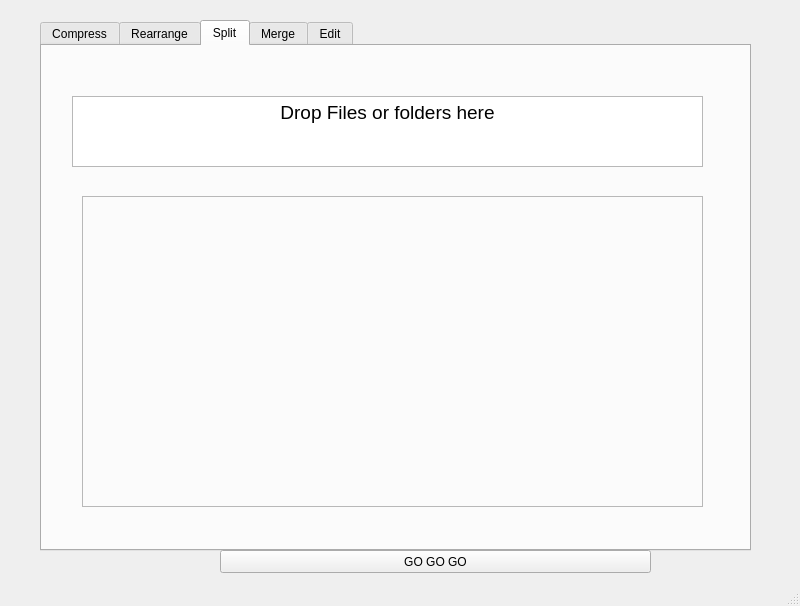
First picture: the form in PDF GUI/PDF Project.ui, repository Codingmace/PDF-Manipulation, before the edit.
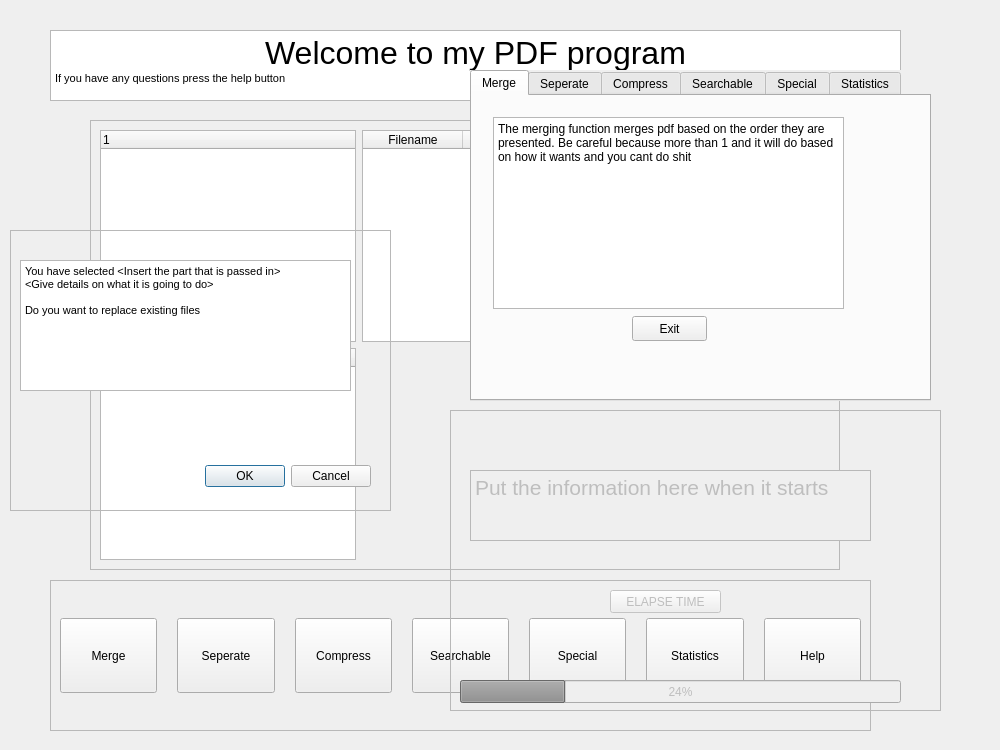
Second picture: the form after the edit. The open tabs and pages were chosen to show the change.

```diff
--- a/PDF GUI/PDF Project.ui
+++ b/PDF GUI/PDF Project.ui
@@ -2,281 +2,650 @@
 <ui version="4.0">
  <class>MainWindow</class>
  <widget class="QMainWindow" name="MainWindow">
+  <property name="enabled">
+   <bool>true</bool>
+  </property>
   <property name="geometry">
    <rect>
     <x>0</x>
     <y>0</y>
-    <width>800</width>
-    <height>606</height>
+    <width>1000</width>
+    <height>750</height>
    </rect>
   </property>
+  <property name="minimumSize">
+   <size>
+    <width>1000</width>
+    <height>750</height>
+   </size>
+  </property>
+  <property name="maximumSize">
+   <size>
+    <width>1000</width>
+    <height>750</height>
+   </size>
+  </property>
   <property name="windowTitle">
    <string>MainWindow</string>
   </property>
   <widget class="QWidget" name="centralwidget">
-   <widget class="QTabWidget" name="tab_4">
+   <property name="enabled">
+    <bool>true</bool>
+   </property>
+   <property name="whatsThis">
+    <string>&lt;html&gt;&lt;head/&gt;&lt;body&gt;&lt;p&gt;The main landing and selection page&lt;/p&gt;&lt;/body&gt;&lt;/html&gt;</string>
+   </property>
+   <widget class="QFrame" name="dnd">
+    <property name="enabled">
+     <bool>true</bool>
+    </property>
     <property name="geometry">
      <rect>
-      <x>40</x>
-      <y>20</y>
-      <width>711</width>
-      <height>531</height>
+      <x>90</x>
+      <y>120</y>
+      <width>750</width>
+      <height>450</height>
      </rect>
+    </property>
+    <property name="minimumSize">
+     <size>
+      <width>750</width>
+      <height>450</height>
+     </size>
+    </property>
+    <property name="maximumSize">
+     <size>
+      <width>750</width>
+      <height>450</height>
+     </size>
+    </property>
+    <property name="frameShape">
+     <enum>QFrame::StyledPanel</enum>
+    </property>
+    <property name="frameShadow">
+     <enum>QFrame::Raised</enum>
+    </property>
+    <layout class="QFormLayout" name="formLayout">
+     <item row="0" column="1">
+      <widget class="QTableWidget" name="Selectioned">
+       <column>
+        <property name="text">
+         <string>Filename</string>
+        </property>
+       </column>
+       <column>
+        <property name="text">
+         <string>Group</string>
+        </property>
+       </column>
+       <column>
+        <property name="text">
+         <string>Size</string>
+        </property>
+       </column>
+      </widget>
+     </item>
+     <item row="1" column="0">
+      <widget class="QTreeWidget" name="treeWidget_2">
+       <column>
+        <property name="text">
+         <string notr="true">1</string>
+        </property>
+       </column>
+      </widget>
+     </item>
+     <item row="1" column="1">
+      <widget class="QWidget" name="widget" native="true">
+       <property name="acceptDrops">
+        <bool>true</bool>
+       </property>
+      </widget>
+     </item>
+     <item row="0" column="0">
+      <widget class="QTreeWidget" name="treeWidget">
+       <column>
+        <property name="text">
+         <string notr="true">1</string>
+        </property>
+       </column>
+      </widget>
+     </item>
+    </layout>
+   </widget>
+   <widget class="QFrame" name="Options">
+    <property name="geometry">
+     <rect>
+      <x>50</x>
+      <y>580</y>
+      <width>821</width>
+      <height>151</height>
+     </rect>
+    </property>
+    <property name="maximumSize">
+     <size>
+      <width>1000</width>
+      <height>1000</height>
+     </size>
+    </property>
+    <property name="mouseTracking">
+     <bool>true</bool>
+    </property>
+    <property name="frameShape">
+     <enum>QFrame::StyledPanel</enum>
+    </property>
+    <property name="frameShadow">
+     <enum>QFrame::Raised</enum>
+    </property>
+    <layout class="QHBoxLayout" name="horizontalLayout" stretch="0,0,0,0,0,0,0">
+     <property name="spacing">
+      <number>20</number>
+     </property>
+     <item>
+      <widget class="QPushButton" name="Merge">
+       <property name="minimumSize">
+        <size>
+         <width>0</width>
+         <height>75</height>
+        </size>
+       </property>
+       <property name="text">
+        <string>Merge</string>
+       </property>
+      </widget>
+     </item>
+     <item>
+      <widget class="QPushButton" name="Split">
+       <property name="minimumSize">
+        <size>
+         <width>0</width>
+         <height>75</height>
+        </size>
+       </property>
+       <property name="text">
+        <string>Seperate</string>
+       </property>
+      </widget>
+     </item>
+     <item>
+      <widget class="QPushButton" name="Compress">
+       <property name="minimumSize">
+        <size>
+         <width>0</width>
+         <height>75</height>
+        </size>
+       </property>
+       <property name="text">
+        <string>Compress</string>
+       </property>
+      </widget>
+     </item>
+     <item>
+      <widget class="QPushButton" name="OCR">
+       <property name="minimumSize">
+        <size>
+         <width>0</width>
+         <height>75</height>
+        </size>
+       </property>
+       <property name="text">
+        <string>Searchable</string>
+       </property>
+      </widget>
+     </item>
+     <item>
+      <widget class="QPushButton" name="Special">
+       <property name="minimumSize">
+        <size>
+         <width>0</width>
+         <height>75</height>
+        </size>
+       </property>
+       <property name="text">
+        <string>Special</string>
+       </property>
+      </widget>
+     </item>
+     <item>
+      <widget class="QPushButton" name="Statistics">
+       <property name="minimumSize">
+        <size>
+         <width>0</width>
+         <height>75</height>
+        </size>
+       </property>
+       <property name="text">
+        <string>Statistics</string>
+       </property>
+      </widget>
+     </item>
+     <item>
+      <widget class="QPushButton" name="Help">
+       <property name="minimumSize">
+        <size>
+         <width>0</width>
+         <height>75</height>
+        </size>
+       </property>
+       <property name="text">
+        <string>Help</string>
+       </property>
+      </widget>
+     </item>
+    </layout>
+   </widget>
+   <widget class="QTextBrowser" name="textBrowser">
+    <property name="geometry">
+     <rect>
+      <x>50</x>
+      <y>30</y>
+      <width>851</width>
+      <height>71</height>
+     </rect>
+    </property>
+    <property name="autoFillBackground">
+     <bool>true</bool>
+    </property>
+    <property name="html">
+     <string>&lt;!DOCTYPE HTML PUBLIC &quot;-//W3C//DTD HTML 4.0//EN&quot; &quot;http://www.w3.org/TR/REC-html40/strict.dtd&quot;&gt;
+&lt;html&gt;&lt;head&gt;&lt;meta name=&quot;qrichtext&quot; content=&quot;1&quot; /&gt;&lt;style type=&quot;text/css&quot;&gt;
+p, li { white-space: pre-wrap; }
+&lt;/style&gt;&lt;/head&gt;&lt;body style=&quot; font-family:'MS Shell Dlg 2'; font-size:8.25pt; font-weight:400; font-style:normal;&quot;&gt;
+&lt;p align=&quot;center&quot; style=&quot; margin-top:0px; margin-bottom:0px; margin-left:0px; margin-right:0px; -qt-block-indent:0; text-indent:0px;&quot;&gt;&lt;span style=&quot; font-size:24pt;&quot;&gt;Welcome to my PDF program&lt;/span&gt;&lt;/p&gt;
+&lt;p style=&quot; margin-top:0px; margin-bottom:0px; margin-left:0px; margin-right:0px; -qt-block-indent:0; text-indent:0px;&quot;&gt;If you have any questions press the help button&lt;/p&gt;&lt;/body&gt;&lt;/html&gt;</string>
+    </property>
+   </widget>
+   <widget class="QFrame" name="frame">
+    <property name="enabled">
+     <bool>false</bool>
+    </property>
+    <property name="geometry">
+     <rect>
+      <x>450</x>
+      <y>410</y>
+      <width>491</width>
+      <height>301</height>
+     </rect>
+    </property>
+    <property name="frameShape">
+     <enum>QFrame::StyledPanel</enum>
+    </property>
+    <property name="frameShadow">
+     <enum>QFrame::Raised</enum>
+    </property>
+    <widget class="QTextEdit" name="textEdit">
+     <property name="geometry">
+      <rect>
+       <x>20</x>
+       <y>60</y>
+       <width>401</width>
+       <height>71</height>
+      </rect>
+     </property>
+     <property name="acceptDrops">
+      <bool>false</bool>
+     </property>
+     <property name="html">
+      <string>&lt;!DOCTYPE HTML PUBLIC &quot;-//W3C//DTD HTML 4.0//EN&quot; &quot;http://www.w3.org/TR/REC-html40/strict.dtd&quot;&gt;
+&lt;html&gt;&lt;head&gt;&lt;meta name=&quot;qrichtext&quot; content=&quot;1&quot; /&gt;&lt;style type=&quot;text/css&quot;&gt;
+p, li { white-space: pre-wrap; }
+&lt;/style&gt;&lt;/head&gt;&lt;body style=&quot; font-family:'MS Shell Dlg 2'; font-size:8.25pt; font-weight:400; font-style:normal;&quot;&gt;
+&lt;p style=&quot; margin-top:0px; margin-bottom:0px; margin-left:0px; margin-right:0px; -qt-block-indent:0; text-indent:0px;&quot;&gt;&lt;span style=&quot; font-size:16pt;&quot;&gt;Put the information here when it starts&lt;/span&gt;&lt;/p&gt;&lt;/body&gt;&lt;/html&gt;</string>
+     </property>
+    </widget>
+    <widget class="QProgressBar" name="progressBar">
+     <property name="geometry">
+      <rect>
+       <x>10</x>
+       <y>270</y>
+       <width>441</width>
+       <height>23</height>
+      </rect>
+     </property>
+     <property name="value">
+      <number>24</number>
+     </property>
+    </widget>
+    <widget class="QPushButton" name="pushButton">
+     <property name="geometry">
+      <rect>
+       <x>160</x>
+       <y>180</y>
+       <width>111</width>
+       <height>23</height>
+      </rect>
+     </property>
+     <property name="text">
+      <string>ELAPSE TIME</string>
+     </property>
+    </widget>
+   </widget>
+   <widget class="QTabWidget" name="Helpwidget">
+    <property name="enabled">
+     <bool>true</bool>
+    </property>
+    <property name="geometry">
+     <rect>
+      <x>470</x>
+      <y>70</y>
+      <width>461</width>
+      <height>331</height>
+     </rect>
+    </property>
+    <property name="autoFillBackground">
+     <bool>true</bool>
+    </property>
+    <property name="tabPosition">
+     <enum>QTabWidget::North</enum>
+    </property>
+    <property name="tabShape">
+     <enum>QTabWidget::Rounded</enum>
     </property>
     <property name="currentIndex">
-     <number>0</number>
+     <number>5</number>
     </property>
-    <widget class="QWidget" name="tab_1">
+    <property name="movable">
+     <bool>false</bool>
+    </property>
+    <widget class="QWidget" name="merge">
      <attribute name="title">
-      <string>Compress</string>
+      <string>Merge</string>
      </attribute>
-     <widget class="QFrame" name="frame_2">
+     <widget class="QPlainTextEdit" name="information">
       <property name="geometry">
        <rect>
-        <x>40</x>
-        <y>150</y>
-        <width>621</width>
-        <height>311</height>
+        <x>21</x>
+        <y>21</y>
+        <width>351</width>
+        <height>192</height>
        </rect>
       </property>
-      <property name="frameShape">
-       <enum>QFrame::StyledPanel</enum>
+      <property name="acceptDrops">
+       <bool>false</bool>
       </property>
-      <property name="frameShadow">
-       <enum>QFrame::Raised</enum>
+      <property name="plainText">
+       <string>The merging function merges pdf based on the order they are presented. Be careful because more than 1 and it will do based on how it wants and you cant do shit</string>
+      </property>
+     </widget>
+     <widget class="QPushButton" name="Exit">
+      <property name="geometry">
+       <rect>
+        <x>160</x>
+        <y>220</y>
+        <width>75</width>
+        <height>25</height>
+       </rect>
+      </property>
+      <property name="text">
+       <string>Exit</string>
+      </property>
+     </widget>
+    </widget>
+    <widget class="QWidget" name="seperate">
+     <attribute name="title">
+      <string>Seperate</string>
+     </attribute>
+     <widget class="QPushButton" name="Exit_2">
+      <property name="geometry">
+       <rect>
+        <x>160</x>
+        <y>220</y>
+        <width>75</width>
+        <height>25</height>
+       </rect>
+      </property>
+      <property name="text">
+       <string>Exit</string>
       </property>
      </widget>
      <widget class="QTextEdit" name="textEdit_2">
       <property name="geometry">
        <rect>
-        <x>30</x>
-        <y>50</y>
-        <width>631</width>
-        <height>71</height>
+        <x>20</x>
+        <y>20</y>
+        <width>351</width>
+        <height>181</height>
        </rect>
       </property>
       <property name="acceptDrops">
        <bool>false</bool>
       </property>
-      <property name="autoFillBackground">
-       <bool>true</bool>
-      </property>
-      <property name="readOnly">
-       <bool>true</bool>
-      </property>
       <property name="html">
        <string>&lt;!DOCTYPE HTML PUBLIC &quot;-//W3C//DTD HTML 4.0//EN&quot; &quot;http://www.w3.org/TR/REC-html40/strict.dtd&quot;&gt;
 &lt;html&gt;&lt;head&gt;&lt;meta name=&quot;qrichtext&quot; content=&quot;1&quot; /&gt;&lt;style type=&quot;text/css&quot;&gt;
 p, li { white-space: pre-wrap; }
 &lt;/style&gt;&lt;/head&gt;&lt;body style=&quot; font-family:'MS Shell Dlg 2'; font-size:8.25pt; font-weight:400; font-style:normal;&quot;&gt;
-&lt;p align=&quot;center&quot; style=&quot; margin-top:0px; margin-bottom:0px; margin-left:0px; margin-right:0px; -qt-block-indent:0; text-indent:0px;&quot;&gt;&lt;span style=&quot; font-size:14pt;&quot;&gt;Drop Files or folders here&lt;/span&gt;&lt;/p&gt;&lt;/body&gt;&lt;/html&gt;</string>
+&lt;p style=&quot; margin-top:0px; margin-bottom:0px; margin-left:0px; margin-right:0px; -qt-block-indent:0; text-indent:0px;&quot;&gt;Enter Information Here&lt;/p&gt;&lt;/body&gt;&lt;/html&gt;</string>
       </property>
      </widget>
     </widget>
-    <widget class="QWidget" name="tab_2">
+    <widget class="QWidget" name="compress">
      <attribute name="title">
-      <string>Rearrange</string>
+      <string>Compress</string>
      </attribute>
-     <widget class="QFrame" name="frame_3">
+     <widget class="QPushButton" name="Exit_3">
       <property name="geometry">
        <rect>
-        <x>30</x>
-        <y>140</y>
-        <width>621</width>
-        <height>311</height>
+        <x>160</x>
+        <y>220</y>
+        <width>75</width>
+        <height>25</height>
        </rect>
       </property>
-      <property name="frameShape">
-       <enum>QFrame::StyledPanel</enum>
-      </property>
-      <property name="frameShadow">
-       <enum>QFrame::Raised</enum>
+      <property name="text">
+       <string>Exit</string>
       </property>
      </widget>
      <widget class="QTextEdit" name="textEdit_3">
       <property name="geometry">
        <rect>
         <x>20</x>
-        <y>40</y>
-        <width>631</width>
-        <height>71</height>
+        <y>20</y>
+        <width>351</width>
+        <height>181</height>
        </rect>
       </property>
       <property name="acceptDrops">
        <bool>false</bool>
       </property>
-      <property name="autoFillBackground">
-       <bool>true</bool>
-      </property>
-      <property name="readOnly">
-       <bool>true</bool>
-      </property>
       <property name="html">
        <string>&lt;!DOCTYPE HTML PUBLIC &quot;-//W3C//DTD HTML 4.0//EN&quot; &quot;http://www.w3.org/TR/REC-html40/strict.dtd&quot;&gt;
 &lt;html&gt;&lt;head&gt;&lt;meta name=&quot;qrichtext&quot; content=&quot;1&quot; /&gt;&lt;style type=&quot;text/css&quot;&gt;
 p, li { white-space: pre-wrap; }
 &lt;/style&gt;&lt;/head&gt;&lt;body style=&quot; font-family:'MS Shell Dlg 2'; font-size:8.25pt; font-weight:400; font-style:normal;&quot;&gt;
-&lt;p align=&quot;center&quot; style=&quot; margin-top:0px; margin-bottom:0px; margin-left:0px; margin-right:0px; -qt-block-indent:0; text-indent:0px;&quot;&gt;&lt;span style=&quot; font-size:14pt;&quot;&gt;Drop Files or folders here&lt;/span&gt;&lt;/p&gt;&lt;/body&gt;&lt;/html&gt;</string>
+&lt;p style=&quot; margin-top:0px; margin-bottom:0px; margin-left:0px; margin-right:0px; -qt-block-indent:0; text-indent:0px;&quot;&gt;Enter Information Here&lt;/p&gt;&lt;/body&gt;&lt;/html&gt;</string>
       </property>
      </widget>
     </widget>
-    <widget class="QWidget" name="tab_3">
+    <widget class="QWidget" name="searchable">
      <attribute name="title">
-      <string>Split</string>
+      <string>Searchable</string>
      </attribute>
-     <widget class="QFrame" name="frame_4">
+     <widget class="QPushButton" name="Exit_4">
       <property name="geometry">
        <rect>
-        <x>40</x>
-        <y>150</y>
-        <width>621</width>
-        <height>311</height>
+        <x>160</x>
+        <y>220</y>
+        <width>75</width>
+        <height>25</height>
        </rect>
       </property>
-      <property name="frameShape">
-       <enum>QFrame::StyledPanel</enum>
-      </property>
-      <property name="frameShadow">
-       <enum>QFrame::Raised</enum>
+      <property name="text">
+       <string>Exit</string>
       </property>
      </widget>
      <widget class="QTextEdit" name="textEdit_4">
       <property name="geometry">
        <rect>
-        <x>30</x>
-        <y>50</y>
-        <width>631</width>
-        <height>71</height>
+        <x>20</x>
+        <y>20</y>
+        <width>351</width>
+        <height>181</height>
        </rect>
       </property>
       <property name="acceptDrops">
        <bool>false</bool>
       </property>
-      <property name="autoFillBackground">
-       <bool>true</bool>
-      </property>
-      <property name="readOnly">
-       <bool>true</bool>
-      </property>
       <property name="html">
        <string>&lt;!DOCTYPE HTML PUBLIC &quot;-//W3C//DTD HTML 4.0//EN&quot; &quot;http://www.w3.org/TR/REC-html40/strict.dtd&quot;&gt;
 &lt;html&gt;&lt;head&gt;&lt;meta name=&quot;qrichtext&quot; content=&quot;1&quot; /&gt;&lt;style type=&quot;text/css&quot;&gt;
 p, li { white-space: pre-wrap; }
 &lt;/style&gt;&lt;/head&gt;&lt;body style=&quot; font-family:'MS Shell Dlg 2'; font-size:8.25pt; font-weight:400; font-style:normal;&quot;&gt;
-&lt;p align=&quot;center&quot; style=&quot; margin-top:0px; margin-bottom:0px; margin-left:0px; margin-right:0px; -qt-block-indent:0; text-indent:0px;&quot;&gt;&lt;span style=&quot; font-size:14pt;&quot;&gt;Drop Files or folders here&lt;/span&gt;&lt;/p&gt;&lt;/body&gt;&lt;/html&gt;</string>
+&lt;p style=&quot; margin-top:0px; margin-bottom:0px; margin-left:0px; margin-right:0px; -qt-block-indent:0; text-indent:0px;&quot;&gt;Enter Information Here&lt;/p&gt;&lt;/body&gt;&lt;/html&gt;</string>
       </property>
      </widget>
     </widget>
-    <widget class="QWidget" name="tab_4">
+    <widget class="QWidget" name="special">
      <attribute name="title">
-      <string>Merge</string>
+      <string>Special</string>
      </attribute>
-     <widget class="QFrame" name="frame_5">
+     <widget class="QPushButton" name="Exit_5">
       <property name="geometry">
        <rect>
-        <x>30</x>
-        <y>150</y>
-        <width>621</width>
-        <height>311</height>
+        <x>160</x>
+        <y>220</y>
+        <width>75</width>
+        <height>25</height>
        </rect>
       </property>
-      <property name="frameShape">
-       <enum>QFrame::StyledPanel</enum>
-      </property>
-      <property name="frameShadow">
-       <enum>QFrame::Raised</enum>
+      <property name="text">
+       <string>Exit</string>
       </property>
      </widget>
      <widget class="QTextEdit" name="textEdit_5">
       <property name="geometry">
        <rect>
         <x>20</x>
-        <y>50</y>
-        <width>631</width>
-        <height>71</height>
+        <y>20</y>
+        <width>351</width>
+        <height>181</height>
        </rect>
       </property>
       <property name="acceptDrops">
        <bool>false</bool>
       </property>
-      <property name="autoFillBackground">
-       <bool>true</bool>
-      </property>
-      <property name="readOnly">
-       <bool>true</bool>
-      </property>
       <property name="html">
        <string>&lt;!DOCTYPE HTML PUBLIC &quot;-//W3C//DTD HTML 4.0//EN&quot; &quot;http://www.w3.org/TR/REC-html40/strict.dtd&quot;&gt;
 &lt;html&gt;&lt;head&gt;&lt;meta name=&quot;qrichtext&quot; content=&quot;1&quot; /&gt;&lt;style type=&quot;text/css&quot;&gt;
 p, li { white-space: pre-wrap; }
 &lt;/style&gt;&lt;/head&gt;&lt;body style=&quot; font-family:'MS Shell Dlg 2'; font-size:8.25pt; font-weight:400; font-style:normal;&quot;&gt;
-&lt;p align=&quot;center&quot; style=&quot; margin-top:0px; margin-bottom:0px; margin-left:0px; margin-right:0px; -qt-block-indent:0; text-indent:0px;&quot;&gt;&lt;span style=&quot; font-size:14pt;&quot;&gt;Drop Files or folders here&lt;/span&gt;&lt;/p&gt;&lt;/body&gt;&lt;/html&gt;</string>
+&lt;p style=&quot; margin-top:0px; margin-bottom:0px; margin-left:0px; margin-right:0px; -qt-block-indent:0; text-indent:0px;&quot;&gt;Enter Information Here&lt;/p&gt;&lt;/body&gt;&lt;/html&gt;</string>
       </property>
      </widget>
     </widget>
-    <widget class="QWidget" name="tab_5">
+    <widget class="QWidget" name="statistics">
      <attribute name="title">
-      <string>Edit</string>
+      <string>Statistics</string>
      </attribute>
-     <widget class="QFrame" name="frame">
+     <widget class="QPushButton" name="Exit_6">
       <property name="geometry">
        <rect>
-        <x>50</x>
-        <y>140</y>
-        <width>621</width>
-        <height>311</height>
+        <x>160</x>
+        <y>220</y>
+        <width>75</width>
+        <height>25</height>
        </rect>
       </property>
-      <property name="frameShape">
-       <enum>QFrame::StyledPanel</enum>
-      </property>
-      <property name="frameShadow">
-       <enum>QFrame::Raised</enum>
+      <property name="text">
+       <string>Exit</string>
       </property>
      </widget>
-     <widget class="QTextEdit" name="textEdit">
+     <widget class="QTextEdit" name="textEdit_6">
       <property name="geometry">
        <rect>
-        <x>40</x>
-        <y>40</y>
-        <width>631</width>
-        <height>71</height>
+        <x>20</x>
+        <y>20</y>
+        <width>351</width>
+        <height>181</height>
        </rect>
       </property>
       <property name="acceptDrops">
        <bool>false</bool>
       </property>
-      <property name="autoFillBackground">
-       <bool>true</bool>
-      </property>
-      <property name="readOnly">
-       <bool>true</bool>
-      </property>
       <property name="html">
        <string>&lt;!DOCTYPE HTML PUBLIC &quot;-//W3C//DTD HTML 4.0//EN&quot; &quot;http://www.w3.org/TR/REC-html40/strict.dtd&quot;&gt;
 &lt;html&gt;&lt;head&gt;&lt;meta name=&quot;qrichtext&quot; content=&quot;1&quot; /&gt;&lt;style type=&quot;text/css&quot;&gt;
 p, li { white-space: pre-wrap; }
 &lt;/style&gt;&lt;/head&gt;&lt;body style=&quot; font-family:'MS Shell Dlg 2'; font-size:8.25pt; font-weight:400; font-style:normal;&quot;&gt;
-&lt;p align=&quot;center&quot; style=&quot; margin-top:0px; margin-bottom:0px; margin-left:0px; margin-right:0px; -qt-block-indent:0; text-indent:0px;&quot;&gt;&lt;span style=&quot; font-size:14pt;&quot;&gt;Drop Files or folders here&lt;/span&gt;&lt;/p&gt;&lt;/body&gt;&lt;/html&gt;</string>
+&lt;p style=&quot; margin-top:0px; margin-bottom:0px; margin-left:0px; margin-right:0px; -qt-block-indent:0; text-indent:0px;&quot;&gt;Enter Information Here&lt;/p&gt;&lt;/body&gt;&lt;/html&gt;</string>
       </property>
      </widget>
     </widget>
    </widget>
-   <widget class="QPushButton" name="pushButton">
+   <widget class="QFrame" name="confirm">
     <property name="geometry">
      <rect>
-      <x>220</x>
-      <y>550</y>
-      <width>431</width>
-      <height>23</height>
+      <x>10</x>
+      <y>230</y>
+      <width>381</width>
+      <height>281</height>
      </rect>
     </property>
-    <property name="text">
-     <string>GO GO GO</string>
+    <property name="frameShape">
+     <enum>QFrame::StyledPanel</enum>
     </property>
+    <property name="frameShadow">
+     <enum>QFrame::Raised</enum>
+    </property>
+    <widget class="QDialogButtonBox" name="replace">
+     <property name="geometry">
+      <rect>
+       <x>90</x>
+       <y>110</y>
+       <width>161</width>
+       <height>32</height>
+      </rect>
+     </property>
+     <property name="orientation">
+      <enum>Qt::Horizontal</enum>
+     </property>
+     <property name="standardButtons">
+      <set>QDialogButtonBox::No|QDialogButtonBox::Yes</set>
+     </property>
+    </widget>
+    <widget class="QTextEdit" name="Info">
+     <property name="geometry">
+      <rect>
+       <x>10</x>
+       <y>30</y>
+       <width>331</width>
+       <height>131</height>
+      </rect>
+     </property>
+     <property name="acceptDrops">
+      <bool>false</bool>
+     </property>
+     <property name="autoFillBackground">
+      <bool>true</bool>
+     </property>
+     <property name="html">
+      <string>&lt;!DOCTYPE HTML PUBLIC &quot;-//W3C//DTD HTML 4.0//EN&quot; &quot;http://www.w3.org/TR/REC-html40/strict.dtd&quot;&gt;
+&lt;html&gt;&lt;head&gt;&lt;meta name=&quot;qrichtext&quot; content=&quot;1&quot; /&gt;&lt;style type=&quot;text/css&quot;&gt;
+p, li { white-space: pre-wrap; }
+&lt;/style&gt;&lt;/head&gt;&lt;body style=&quot; font-family:'MS Shell Dlg 2'; font-size:8.25pt; font-weight:400; font-style:normal;&quot;&gt;
+&lt;p style=&quot; margin-top:0px; margin-bottom:0px; margin-left:0px; margin-right:0px; -qt-block-indent:0; text-indent:0px;&quot;&gt;You have selected &amp;lt;Insert the part that is passed in&amp;gt;&lt;/p&gt;
+&lt;p style=&quot; margin-top:0px; margin-bottom:0px; margin-left:0px; margin-right:0px; -qt-block-indent:0; text-indent:0px;&quot;&gt;&amp;lt;Give details on what it is going to do&amp;gt;&lt;/p&gt;
+&lt;p style=&quot;-qt-paragraph-type:empty; margin-top:0px; margin-bottom:0px; margin-left:0px; margin-right:0px; -qt-block-indent:0; text-indent:0px;&quot;&gt;&lt;br /&gt;&lt;/p&gt;
+&lt;p style=&quot; margin-top:0px; margin-bottom:0px; margin-left:0px; margin-right:0px; -qt-block-indent:0; text-indent:0px;&quot;&gt;Do you want to replace existing files&lt;/p&gt;&lt;/body&gt;&lt;/html&gt;</string>
+     </property>
+    </widget>
+    <widget class="QDialogButtonBox" name="confirm_2">
+     <property name="geometry">
+      <rect>
+       <x>20</x>
+       <y>230</y>
+       <width>341</width>
+       <height>32</height>
+      </rect>
+     </property>
+     <property name="orientation">
+      <enum>Qt::Horizontal</enum>
+     </property>
+     <property name="standardButtons">
+      <set>QDialogButtonBox::Cancel|QDialogButtonBox::Ok</set>
+     </property>
+    </widget>
    </widget>
   </widget>
-  <widget class="QStatusBar" name="statusbar"/>
  </widget>
  <resources/>
  <connections/>
```
Left out of the diff: 415 changed lines with no effect on the pictures.
